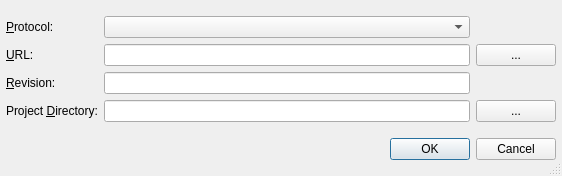
Before: the Qt Designer form Plugins/VcsPlugins/vcsMercurial/HgNewProjectOptionsDialog.ui in testmana2/test, drawn with Qt 5.
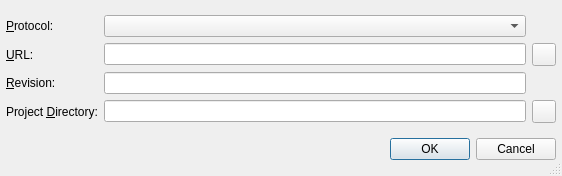
After: the same form once the commit is applied.

Commit message: Changed all the file or directory selection buttons to QToolButton and gave them an icon.

Patch:
```diff
--- a/Plugins/VcsPlugins/vcsMercurial/HgNewProjectOptionsDialog.ui
+++ b/Plugins/VcsPlugins/vcsMercurial/HgNewProjectOptionsDialog.ui
@@ -58,16 +58,6 @@
        </property>
       </widget>
      </item>
-     <item row="1" column="2">
-      <widget class="QPushButton" name="vcsUrlButton">
-       <property name="toolTip">
-        <string>Select the repository url via a directory selection dialog</string>
-       </property>
-       <property name="text">
-        <string>...</string>
-       </property>
-      </widget>
-     </item>
      <item row="2" column="0">
       <widget class="QLabel" name="vcsRevisionLabel">
        <property name="text">
@@ -110,12 +100,15 @@
        </property>
       </widget>
      </item>
+     <item row="1" column="2">
+      <widget class="QToolButton" name="vcsUrlButton">
+       <property name="toolTip">
+        <string>Select the repository url via a directory selection dialog</string>
+       </property>
+      </widget>
+     </item>
      <item row="3" column="2">
-      <widget class="QPushButton" name="projectDirButton">
-       <property name="text">
-        <string>...</string>
-       </property>
-      </widget>
+      <widget class="QToolButton" name="projectDirButton"/>
      </item>
     </layout>
    </item>
```
The commit also changes 127 other files.
